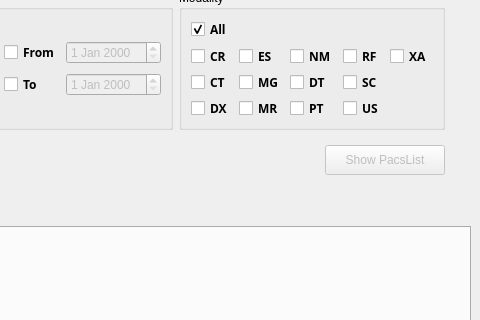
starviewer-medical/starviewer, file starviewer/src/interface/queryscreenbase.ui: the form before one commit; both pictures show x 352 to 832 and y 129 to 449 of the 832 by 833 pixel window.
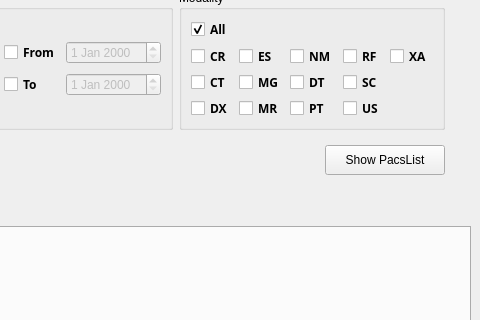
The form after the commit. Custom widgets are drawn as their Qt base class.

Diff of the .ui file:
```diff
--- a/starviewer/src/interface/queryscreenbase.ui
+++ b/starviewer/src/interface/queryscreenbase.ui
@@ -1179,7 +1179,7 @@
            <item>
             <widget class="QPushButton" name="m_buttonShowPacsList" >
              <property name="enabled" >
-              <bool>false</bool>
+              <bool>true</bool>
              </property>
              <property name="minimumSize" >
               <size>
```
